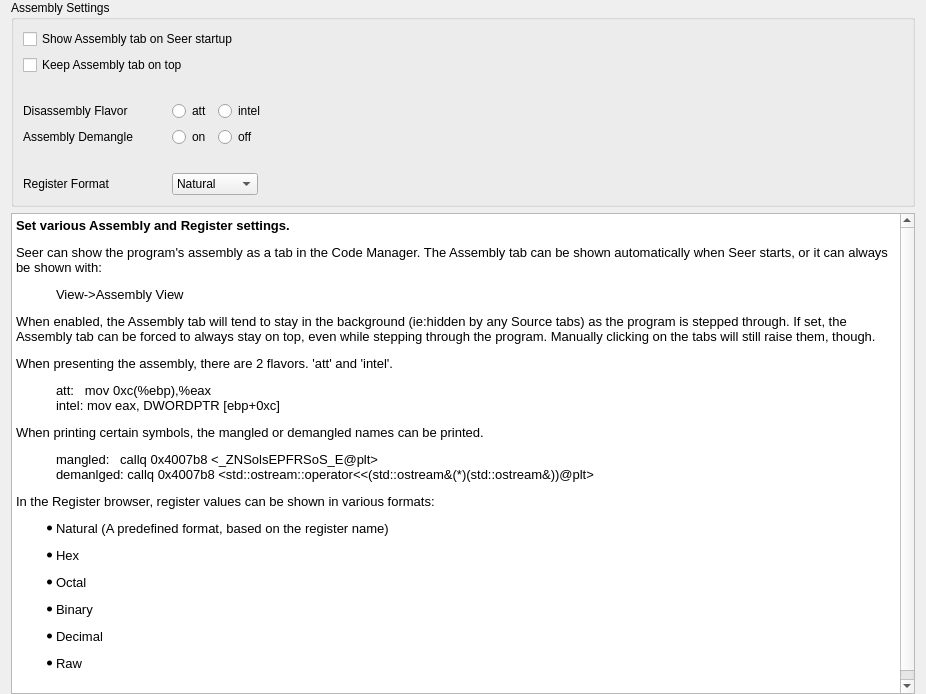
Above: src/SeerAssemblyConfigPage.ui from epasveer/seer before the change. Below: the same form after it.
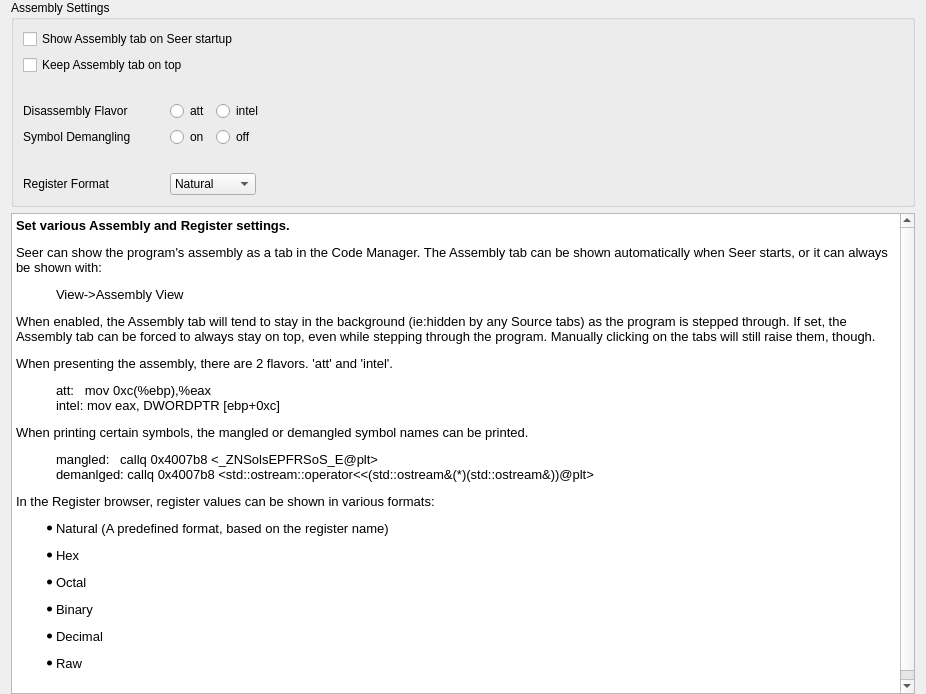
That is the form after the change.

Patch:
```diff
--- a/src/SeerAssemblyConfigPage.ui
+++ b/src/SeerAssemblyConfigPage.ui
@@ -150,7 +150,7 @@
       <item row="4" column="0">
        <widget class="QLabel" name="assemblyDemangleLabel">
         <property name="text">
-         <string>Assembly Demangle</string>
+         <string>Symbol Demangling</string>
         </property>
        </widget>
       </item>
@@ -311,7 +311,7 @@
 &lt;p style=&quot; margin-top:12px; margin-bottom:12px; margin-left:0px; margin-right:0px; -qt-block-indent:0; text-indent:0px;&quot;&gt;&lt;span style=&quot; color:#000000; background-color:transparent;&quot;&gt;When enabled, the Assembly tab will tend to stay in the background (ie:hidden by any Source tabs) as the program is stepped through. If set, the Assembly tab can be forced to always stay on top, even while stepping through the program. Manually clicking on the tabs will still raise them, though.&lt;/span&gt;&lt;/p&gt;
 &lt;p style=&quot; margin-top:12px; margin-bottom:12px; margin-left:0px; margin-right:0px; -qt-block-indent:0; text-indent:0px;&quot;&gt;&lt;span style=&quot; color:#000000; background-color:transparent;&quot;&gt;When presenting the assembly, there are 2 flavors. 'att' and 'intel'.&lt;/span&gt;&lt;/p&gt;
 &lt;p style=&quot; margin-top:12px; margin-bottom:12px; margin-left:0px; margin-right:0px; -qt-block-indent:1; text-indent:0px;&quot;&gt;&lt;span style=&quot; font-family:'Monospace';&quot;&gt;att:   mov 0xc(%ebp),%eax&lt;br /&gt;intel: mov eax, DWORDPTR [ebp+0xc]&lt;/span&gt;&lt;/p&gt;
-&lt;p style=&quot; margin-top:12px; margin-bottom:12px; margin-left:0px; margin-right:0px; -qt-block-indent:0; text-indent:0px;&quot;&gt;&lt;span style=&quot; color:#000000; background-color:transparent;&quot;&gt;When printing certain symbols, the mangled or demangled names can be printed.&lt;/span&gt;&lt;/p&gt;
+&lt;p style=&quot; margin-top:12px; margin-bottom:12px; margin-left:0px; margin-right:0px; -qt-block-indent:0; text-indent:0px;&quot;&gt;&lt;span style=&quot; color:#000000; background-color:transparent;&quot;&gt;When printing certain symbols, the mangled or demangled symbol names can be printed.&lt;/span&gt;&lt;/p&gt;
 &lt;p style=&quot; margin-top:12px; margin-bottom:12px; margin-left:0px; margin-right:0px; -qt-block-indent:1; text-indent:0px;&quot;&gt;&lt;span style=&quot; font-family:'Monospace';&quot;&gt;mangled:   callq 0x4007b8 &amp;lt;_ZNSolsEPFRSoS_E@plt&amp;gt;&lt;br /&gt;demanlged: callq 0x4007b8 &amp;lt;std::ostream::operator&amp;lt;&amp;lt;(std::ostream&amp;amp;(*)(std::ostream&amp;amp;))@plt&amp;gt;&lt;/span&gt;&lt;/p&gt;
 &lt;p style=&quot; margin-top:12px; margin-bottom:12px; margin-left:0px; margin-right:0px; -qt-block-indent:0; text-indent:0px;&quot;&gt;&lt;span style=&quot; color:#000000; background-color:transparent;&quot;&gt;In the Register browser, register values can be shown in various formats:&lt;/span&gt;&lt;/p&gt;
 &lt;ul style=&quot;margin-top: 0px; margin-bottom: 0px; margin-left: 0px; margin-right: 0px; -qt-list-indent: 1;&quot;&gt;&lt;li style=&quot;&quot; style=&quot; margin-top:12px; margin-bottom:12px; margin-left:0px; margin-right:0px; -qt-block-indent:0; text-indent:0px;&quot;&gt;&lt;span style=&quot; color:#000000; background-color:transparent;&quot;&gt;Natural (A predefined format, based on the register name)&lt;/span&gt;&lt;/li&gt;
```
Left out of the diff: 14 changed lines with no effect on the pictures.
